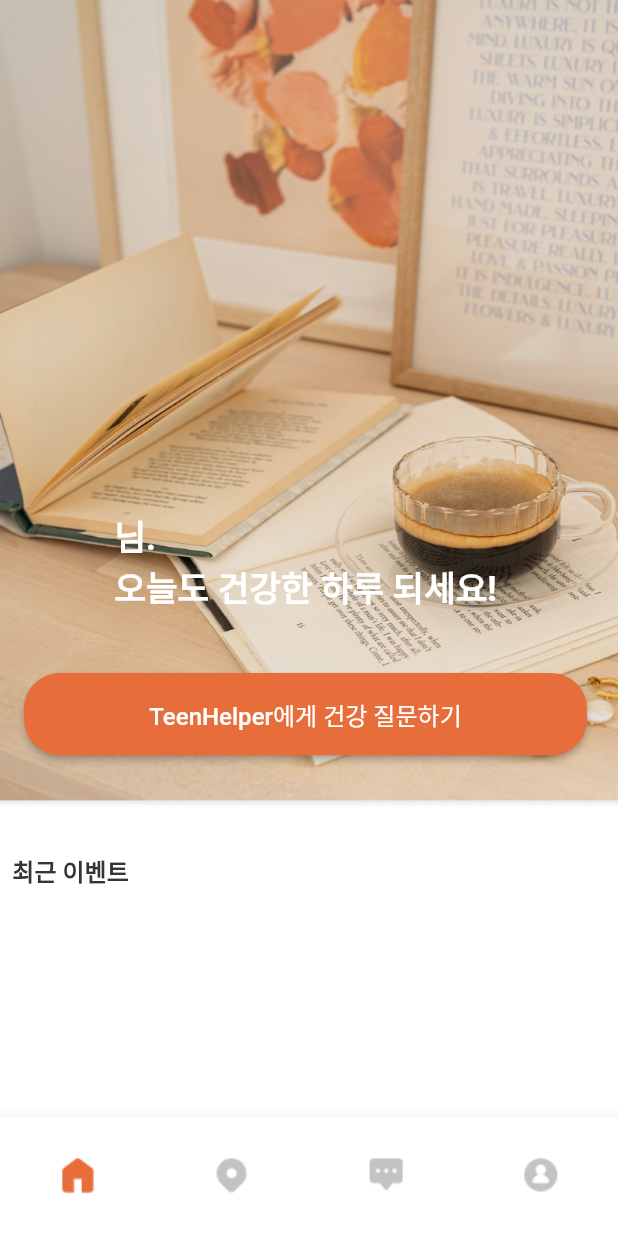
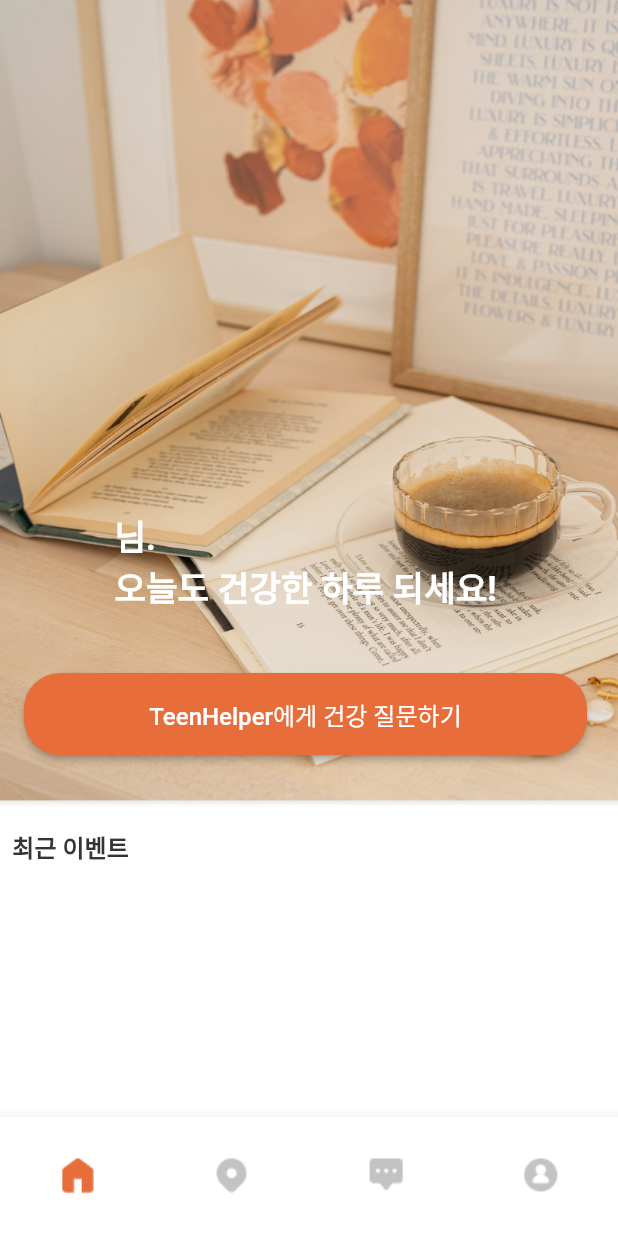
Before and after one commit to GDSC-SWU/2023-TeenHelper-SolutionChallenge, a Flutter app: the screen it shows once a user with an empty profile is signed in, on a phone screen of 412 x 824 dp. Shown: the top 1233 px of the screen. Run offline on Flutter 3.47's test engine with Material 2 defaults, Android fonts, the phone set to English and light mode, and no system bars; drawn by our look-alikes of carousel_slider; our stand-ins replace cloud_firestore, firebase_auth, firebase_core, flutter_dotenv, flutter_form_builder, flutter_screenutil and 10 more; missing offline and left inert: chat_gpt_sdk, mysql1, translator; accounts and stored records are empty; Roboto replaces fonts that are missing (Spoqa Han Sans Neo).

```diff
--- a/lib/home/HomeScreen.dart
+++ b/lib/home/HomeScreen.dart
@@ -42,7 +42,7 @@ class HomeScreenState extends State<HomeScreen> {
         _buildTop(),
         Positioned(top: (MediaQuery.of(context).size.height * 0.4125),
             child:_buildmiddle() ),
-        Positioned(top:(MediaQuery.of(context).size.height * 0.69),
+        Positioned(top:(MediaQuery.of(context).size.height * 0.67),
             child:_buildbottom() )
       ],
     );
@@ -145,7 +145,9 @@ Widget _buildmiddle(){
 }
 
   Widget _buildbottom(){
-    return Column(
+    return SingleChildScrollView(
+      scrollDirection: Axis.vertical,
+      child: Column(
         crossAxisAlignment: CrossAxisAlignment.start,
         mainAxisAlignment: MainAxisAlignment.start,
         children: [
@@ -239,6 +241,7 @@ Widget _buildmiddle(){
                 }
             ),
         ],
+      ),
     );
   }
 
```
Lines whose indentation alone changed are shown as unchanged.
